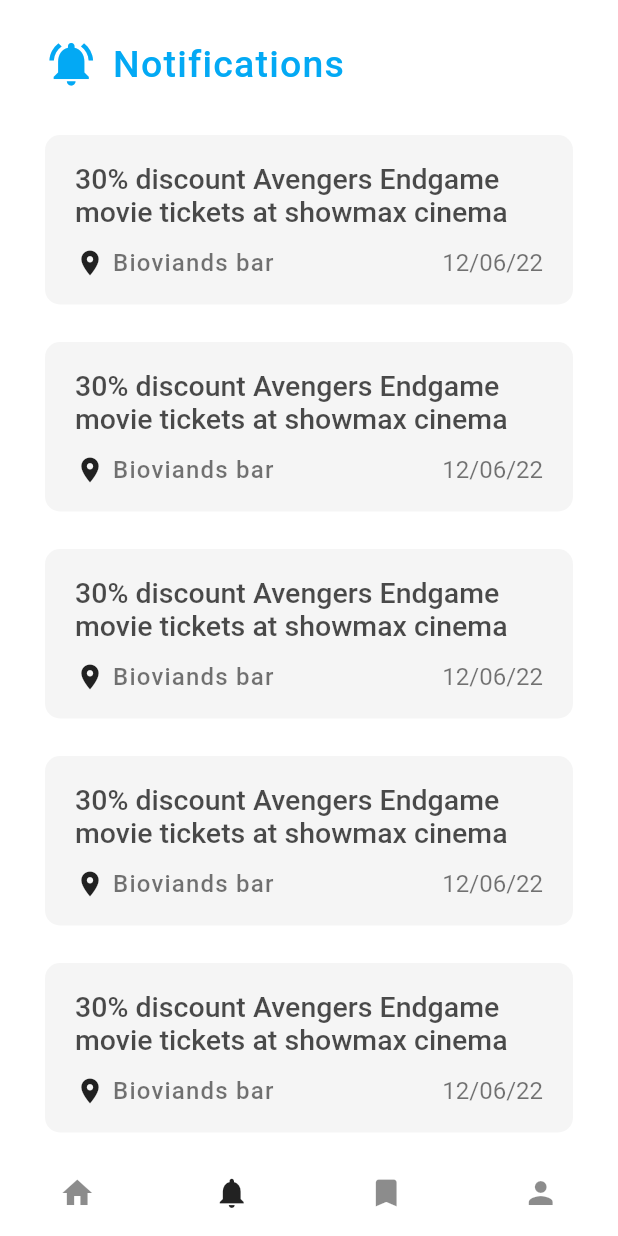
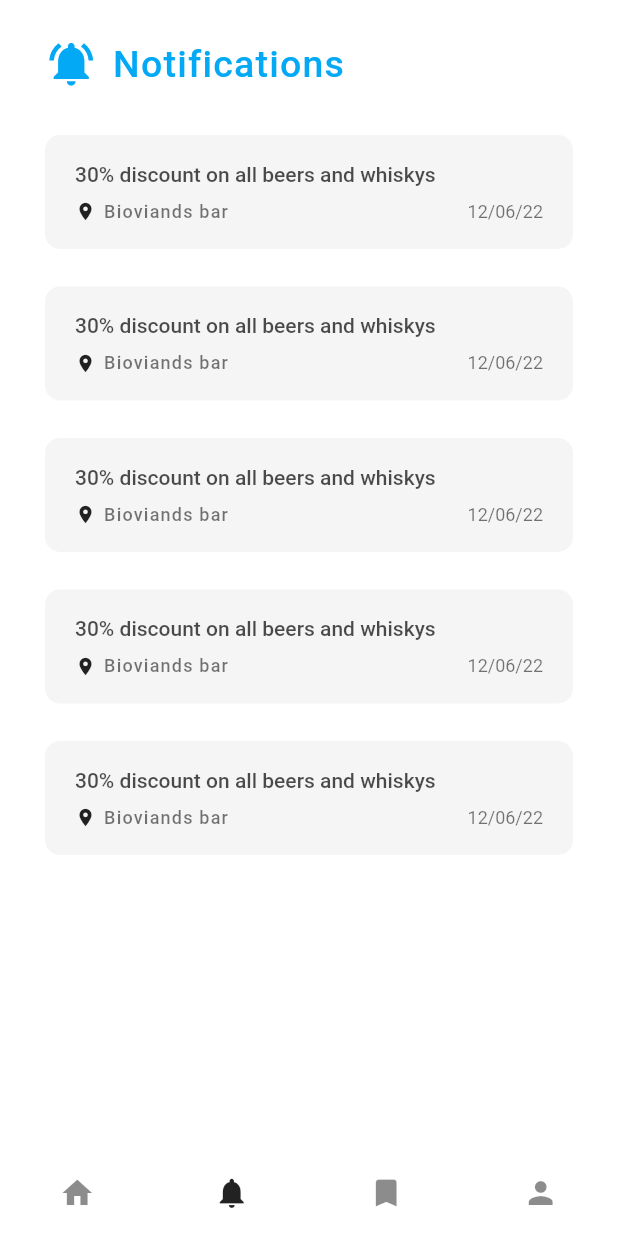
Before and after one commit to omarageorge/Belendroit, a Flutter app: the NavigationScreen screen opened by its route, item 2 of the bottom bar chosen, on a phone screen of 412 x 824 dp. Run offline on Flutter 3.47's test engine with Material 2 defaults, Android fonts, the phone set to English and light mode, and no system bars; network calls fail.

Commit message:
Reduced font sizes

```diff
--- a/lib/components/notification_card.dart
+++ b/lib/components/notification_card.dart
@@ -29,8 +29,10 @@ class _NotificationCardState extends State<NotificationCard> {
         crossAxisAlignment: CrossAxisAlignment.start,
         children: [
           Padding(
-            padding:
-                const EdgeInsets.symmetric(vertical: 18.0, horizontal: 20.0),
+            padding: const EdgeInsets.symmetric(
+              vertical: 18.0,
+              horizontal: 20.0,
+            ),
             child: Row(
               mainAxisAlignment: MainAxisAlignment.spaceBetween,
               children: [
@@ -39,20 +41,17 @@ class _NotificationCardState extends State<NotificationCard> {
                     crossAxisAlignment: CrossAxisAlignment.start,
                     children: <Widget>[
                       Text(
-                        '30% discount Avengers Endgame movie tickets at showmax cinema',
+                        '30% discount on all beers and whiskys',
                         maxLines: 3,
                         overflow: TextOverflow.ellipsis,
                         style: TextStyle(
-                          fontSize: 19.0,
+                          fontSize: 14.0,
                           fontWeight: FontWeight.w500,
                           color: Colors.black87.withOpacity(0.7),
                         ),
                       ),
                       const SizedBox(
-                        height: 8.0,
-                      ),
-                      const SizedBox(
-                        height: 5.0,
+                        height: 10.0,
                       ),
                       Row(
                         mainAxisAlignment: MainAxisAlignment.spaceBetween,
@@ -61,7 +60,7 @@ class _NotificationCardState extends State<NotificationCard> {
                             children: const [
                               Icon(
                                 Icons.place,
-                                size: 20.0,
+                                size: 14.0,
                               ),
                               SizedBox(
                                 width: 5.0,
@@ -71,7 +70,7 @@ class _NotificationCardState extends State<NotificationCard> {
                                 maxLines: 1,
                                 overflow: TextOverflow.clip,
                                 style: TextStyle(
-                                    fontSize: 16.0,
+                                    fontSize: 12.0,
                                     letterSpacing: 0.8,
                                     fontWeight: FontWeight.w500,
                                     color: Colors.black54),
@@ -83,7 +82,7 @@ class _NotificationCardState extends State<NotificationCard> {
                             maxLines: 1,
                             overflow: TextOverflow.clip,
                             style: TextStyle(
-                                fontSize: 16.0,
+                                fontSize: 12.0,
                                 fontWeight: FontWeight.w400,
                                 color: Colors.black54),
                           ),
```
Also changed, not shown: lib/components/offer_card.dart (+6 -6 lines).
